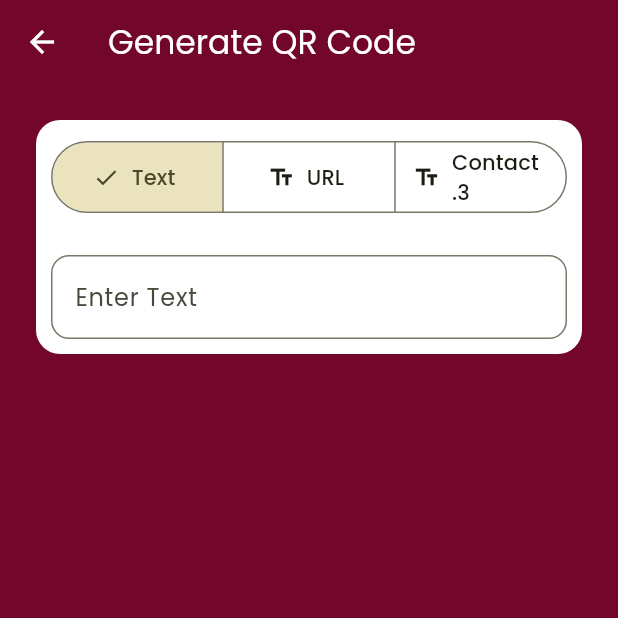
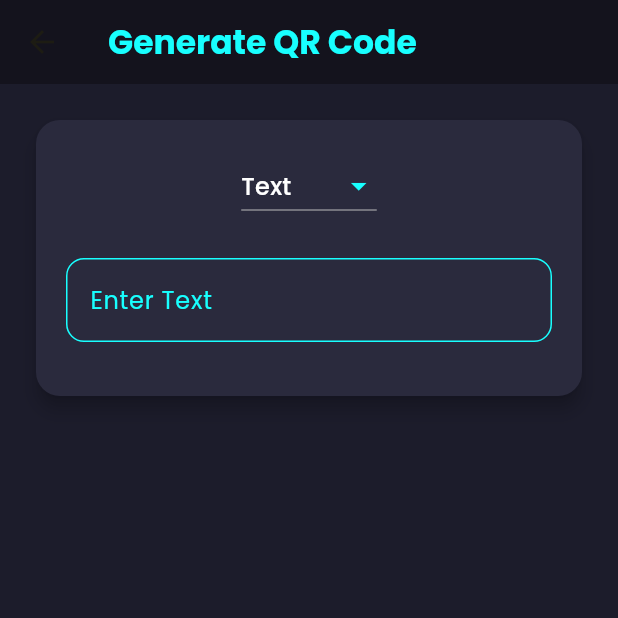
Before and after one commit to ChaminduWn/Qr-Scanner-Flutter, a Flutter app: the screen it shows after launch, after a tap on "Generate QR Code", on a phone screen of 412 x 824 dp, the top half of it. Run offline on Flutter 3.47's test engine with Material 3 defaults, Android fonts, the phone set to English and light mode, and no system bars; our stand-ins replace flutter_contacts, google_fonts, permission_handler, qr_flutter, screenshot, share_plus; missing offline and left inert: mobile_scanner.

Commit message:
dome modifying home and generator screen apperance

```diff
--- a/qr_scanner/lib/home_screen.dart
+++ b/qr_scanner/lib/home_screen.dart
@@ -9,7 +9,7 @@ class HomeScreen extends StatelessWidget {
   @override
   Widget build(BuildContext context) {
     return Scaffold(
-      backgroundColor: const Color.fromARGB(255, 61, 53, 53),
+      backgroundColor: const Color(0xFF0D0D0D), // Dark futuristic background
       body: SafeArea(
         child: Column(
           mainAxisAlignment: MainAxisAlignment.center,
@@ -20,7 +20,14 @@ class HomeScreen extends StatelessWidget {
                 style: GoogleFonts.poppins(
                   fontSize: 32,
                   fontWeight: FontWeight.bold,
-                  color: Colors.white,
+                  color: const Color(0xFF00FFFF), // Neon Cyan color
+                  shadows: [
+                    Shadow(
+                      blurRadius: 20.0,
+                      color: const Color(0xFF00FFFF).withOpacity(0.7),
+                      offset: const Offset(0, 0),
+                    ),
+                  ],
                 ),
               ),
             ),
@@ -29,12 +36,19 @@ class HomeScreen extends StatelessWidget {
               child: Container(
                 padding: const EdgeInsets.all(58),
                 decoration: BoxDecoration(
-                  color: Theme.of(context).colorScheme.surface,
+                  gradient: LinearGradient(
+                    colors: [
+                      const Color(0xFF1A1A1A),
+                      const Color(0xFF333333),
+                    ],
+                    begin: Alignment.topLeft,
+                    end: Alignment.bottomRight,
+                  ),
                   borderRadius: BorderRadius.circular(24),
                   boxShadow: [
                     BoxShadow(
-                      color: Colors.black.withOpacity(0.1),
-                      blurRadius: 10,
+                      color: Colors.black.withOpacity(0.6),
+                      blurRadius: 15,
                       spreadRadius: 5,
                     ),
                   ],
@@ -84,19 +98,40 @@ class HomeScreen extends StatelessWidget {
         height: 200,
         width: 240,
         decoration: BoxDecoration(
-          color: const Color.fromARGB(255, 114, 7, 43),
+          gradient: LinearGradient(
+            colors: [
+              const Color(0xFF00264D),
+              const Color(0xFF003366),
+            ],
+            begin: Alignment.topLeft,
+            end: Alignment.bottomRight,
+          ),
           borderRadius: BorderRadius.circular(15),
+          boxShadow: [
+            BoxShadow(
+              color: const Color(0xFF00FFFF).withOpacity(0.5), // Neon Cyan Glow
+              blurRadius: 20,
+              spreadRadius: 5,
+            ),
+          ],
         ),
         child: Column(
           mainAxisAlignment: MainAxisAlignment.spaceEvenly,
           children: [
-            Icon(icon, size: 48, color: Colors.white),
+            Icon(icon, size: 48, color: const Color(0xFF00FFFF)),
             Text(
               title,
               style: GoogleFonts.poppins(
                 fontSize: 20,
                 fontWeight: FontWeight.bold,
-                color: Colors.white,
+                color: const Color(0xFF00FFFF), // Neon Cyan Text
+                shadows: [
+                  Shadow(
+                    blurRadius: 10.0,
+                    color: const Color(0xFF00FFFF).withOpacity(0.7),
+                    offset: const Offset(0, 0),
+                  ),
+                ],
               ),
             ),
           ],
--- a/qr_scanner/lib/qr_generator_screen.dart
+++ b/qr_scanner/lib/qr_generator_screen.dart
@@ -7,7 +7,7 @@ import 'package:screenshot/screenshot.dart';
 import 'package:share_plus/share_plus.dart';
 
 class GeneratorScreen extends StatefulWidget {
-  const GeneratorScreen ({super.key});
+  const GeneratorScreen({super.key});
 
   @override
   State<GeneratorScreen> createState() => _GeneratorScreenState();
@@ -18,14 +18,14 @@ class _GeneratorScreenState extends State<GeneratorScreen> {
   final ScreenshotController _screenshotController = ScreenshotController();
   String qrData = "";
   String selectedType = 'text';
-  final Map<String,TextEditingController> _controllers = {
+  final Map<String, TextEditingController> _controllers = {
     'name': TextEditingController(),
     'phone': TextEditingController(),
     'email': TextEditingController(),
     'url': TextEditingController(),
+  };
 
-  };
-String _generateQRData(){
+  String _generateQRData() {
     switch (selectedType) {
       case 'contact':
         return '''BEGIN:VCARD
@@ -34,17 +34,14 @@ String _generateQRData(){
         TEL:${_controllers['phone']?.text}
         EMAIL:${_controllers['email']?.text}
         END:VCARD''';
-
       case 'url':
         String url = _controllers['url']?.text ?? '';
-      if (!url.startsWith('http://') && !url.startsWith('https://')){
+        if (!url.startsWith('http://') && !url.startsWith('https://')) {
           url = 'http://$url';
         }
         return url;
-
       default:
         return _textController.text;
-
     }
   }
 
@@ -52,38 +49,41 @@ Future<void> _shareQRCode() async {
     final directory = await getApplicationDocumentsDirectory();
     final imagePath = '${directory.path}/qr_code.png';
     final capture = await _screenshotController.capture();
-  if(capture == null ) return null;
+    if (capture == null) return;
 
     File imageFile = File(imagePath);
     await imageFile.writeAsBytes(capture);
     await Share.shareXFiles([XFile(imagePath)], text: 'Share QR Code');
-
   }
 
-Widget _buildTextField(TextEditingController controller, String label){
-  return Padding(padding: EdgeInsets.only(bottom: 16),
+  Widget _buildTextField(TextEditingController controller, String label) {
+    return Padding(
+      padding: const EdgeInsets.only(bottom: 16),
       child: TextField(
         controller: controller,
+        style: const TextStyle(color: Colors.white),
         decoration: InputDecoration(
           labelText: label,
-      border: OutlineInputBorder(
+          labelStyle: const TextStyle(color: Colors.cyanAccent),
+          focusedBorder: OutlineInputBorder(
+            borderSide: const BorderSide(color: Colors.cyanAccent),
             borderRadius: BorderRadius.circular(12),
           ),
-
+          enabledBorder: OutlineInputBorder(
+            borderSide: const BorderSide(color: Colors.cyanAccent),
+            borderRadius: BorderRadius.circular(12),
+          ),
         ),
         onChanged: (_) {
           setState(() {
             qrData = _generateQRData();
           });
-
-
-    }
-  )
+        },
+      ),
     );
-
   }
 
-  Widget _buildInputFields(){
+  Widget _buildInputFields() {
     switch (selectedType) {
       case 'contact':
         return Column(
@@ -96,110 +96,99 @@ Widget _buildTextField(TextEditingController controller, String label){
       case 'url':
         return _buildTextField(_controllers['url']!, "URL");
       default:
-        return TextField(
-          controller: _textController,
-          decoration: InputDecoration(
-            labelText: 'Enter Text',
-            border: OutlineInputBorder(
-              borderRadius: BorderRadius.circular(12),
-            ),
-          ),
-          onChanged: (value) => {
-            setState(() {
-              qrData = value;
-            }),
-          },
-        );
-
+        return _buildTextField(_textController, "Enter Text");
     }
-
   }
 
   @override
   Widget build(BuildContext context) {
     return Scaffold(
-      backgroundColor: const Color.fromARGB(255, 114, 7, 43),
+      backgroundColor: const Color(0xFF1C1C2B),
       appBar: AppBar(
-        backgroundColor: const Color.fromARGB(255, 114, 7, 43),
-        foregroundColor: Colors.white,
-        elevation: 0,
-        title: Text('Generate QR Code',style: GoogleFonts.poppins()),
+        backgroundColor: const Color(0xFF0A0A1E),
+        elevation: 5,
+        title: Text(
+          'Generate QR Code',
+          style: GoogleFonts.poppins(
+            color: Colors.cyanAccent,
+            fontWeight: FontWeight.bold,
           ),
-      body: Container(
-        padding : EdgeInsets.all(20),
-        child:SingleChildScrollView(
+        ),
+      ),
+      body: Padding(
+        padding: const EdgeInsets.all(20),
+        child: SingleChildScrollView(
           child: Column(
             crossAxisAlignment: CrossAxisAlignment.center,
-            children: [Card(
-               color: Colors.white,
-               elevation:0,
+            children: [
+              Card(
+                color: const Color(0xFF2A2A3D),
+                elevation: 5,
                 shape: RoundedRectangleBorder(
                   borderRadius: BorderRadius.circular(16),
                 ),
-                child : Padding(
-                  padding: EdgeInsets.all(10),
-                  child: Column ( children: [
-                    SegmentedButton <String>(
-                      selected: {selectedType},
-                      onSelectionChanged: (Set<String> selection){
+                child: Padding(
+                  padding: const EdgeInsets.all(20),
+                  child: Column(
+                    children: [
+                      DropdownButton<String>(
+                        value: selectedType,
+                        dropdownColor: const Color(0xFF2A2A3D),
+                        icon: const Icon(Icons.arrow_drop_down, color: Colors.cyanAccent),
+                        items: const [
+                          DropdownMenuItem(
+                            value: 'text',
+                            child: Text("Text", style: TextStyle(color: Colors.white)),
+                          ),
+                          DropdownMenuItem(
+                            value: 'url',
+                            child: Text("URL", style: TextStyle(color: Colors.white)),
+                          ),
+                          DropdownMenuItem(
+                            value: 'contact',
+                            child: Text("Contact", style: TextStyle(color: Colors.white)),
+                          ),
+                        ],
+                        onChanged: (value) {
                           setState(() {
-                          selectedType = selection.first;
+                            selectedType = value!;
                             qrData = '';
                           });
                         },
-                      segments: const [
-                        ButtonSegment(
-                          value: 'text',
-                           label: Text("Text"),
-                           icon: Icon(Icons.text_fields),
                       ),
-                        ButtonSegment(
-                          value: 'Url',
-                           label: Text("URL"),
-                           icon: Icon(Icons.text_fields),
+                      const SizedBox(height: 24),
+                      _buildInputFields(),
+                    ],
                   ),
-                        ButtonSegment(
-                          value: 'Contact',
-                           label: Text("Contact.3"),
-                           icon: Icon(Icons.text_fields),
                 ),
-                      ],
-
               ),
-
-                    SizedBox(height: 24),
-                    _buildInputFields(),
-                  ]),
-
-
-
-                  ),
-
-            ),
-            SizedBox(height: 24),
+              const SizedBox(height: 24),
               if (qrData.isNotEmpty)
                 Column(
                   children: [
                     Card(
-                    color: Colors.white,
-                  elevation: 0,
+                      color: const Color(0xFF2A2A3D),
+                      elevation: 5,
                       shape: RoundedRectangleBorder(
                         borderRadius: BorderRadius.circular(16),
                       ),
-                     child : Padding(
-                      padding: EdgeInsets.all(16),
+                      child: Padding(
+                        padding: const EdgeInsets.all(16),
                         child: Column(
                           children: [
                             Screenshot(
                               controller: _screenshotController,
                               child: Container(
+                                decoration: BoxDecoration(
                                   color: Colors.white,
-                              padding: EdgeInsets.all(16),
-                              child: QrImageView(data: qrData,
+                                  borderRadius: BorderRadius.circular(16),
+                                ),
+                                padding: const EdgeInsets.all(16),
+                                child: QrImageView(
+                                  data: qrData,
                                   version: QrVersions.auto,
-                              size : 200,
+                                  size: 200,
                                   errorCorrectionLevel: QrErrorCorrectLevel.H,
-
                                 ),
                               ),
                             ),
@@ -207,15 +196,15 @@ Widget _buildTextField(TextEditingController controller, String label){
                         ),
                       ),
                     ),
-
-                  SizedBox(height: 16),
+                    const SizedBox(height: 16),
                     ElevatedButton.icon(
                       onPressed: _shareQRCode,
-                    icon: Icon(Icons.share),
-                    label: Text('Share QR Code'),
-                    style:ElevatedButton.styleFrom(
-                      backgroundColor: Colors.white,
-                      padding: EdgeInsets.symmetric(
+                      icon: const Icon(Icons.share, color: Colors.black),
+                      label: const Text('Share QR Code',
+                          style: TextStyle(color: Colors.black)),
+                      style: ElevatedButton.styleFrom(
+                        backgroundColor: Colors.cyanAccent,
+                        padding: const EdgeInsets.symmetric(
                           vertical: 12,
                           horizontal: 24,
                         ),
@@ -223,18 +212,13 @@ Widget _buildTextField(TextEditingController controller, String label){
                           borderRadius: BorderRadius.circular(12),
                         ),
                       ),
-
                     ),
-
-
                   ],
-               )
-
+                ),
             ],
           ),
         ),
       ),
-
     );
   }
 }
```
Lines whose indentation alone changed are shown as unchanged.
